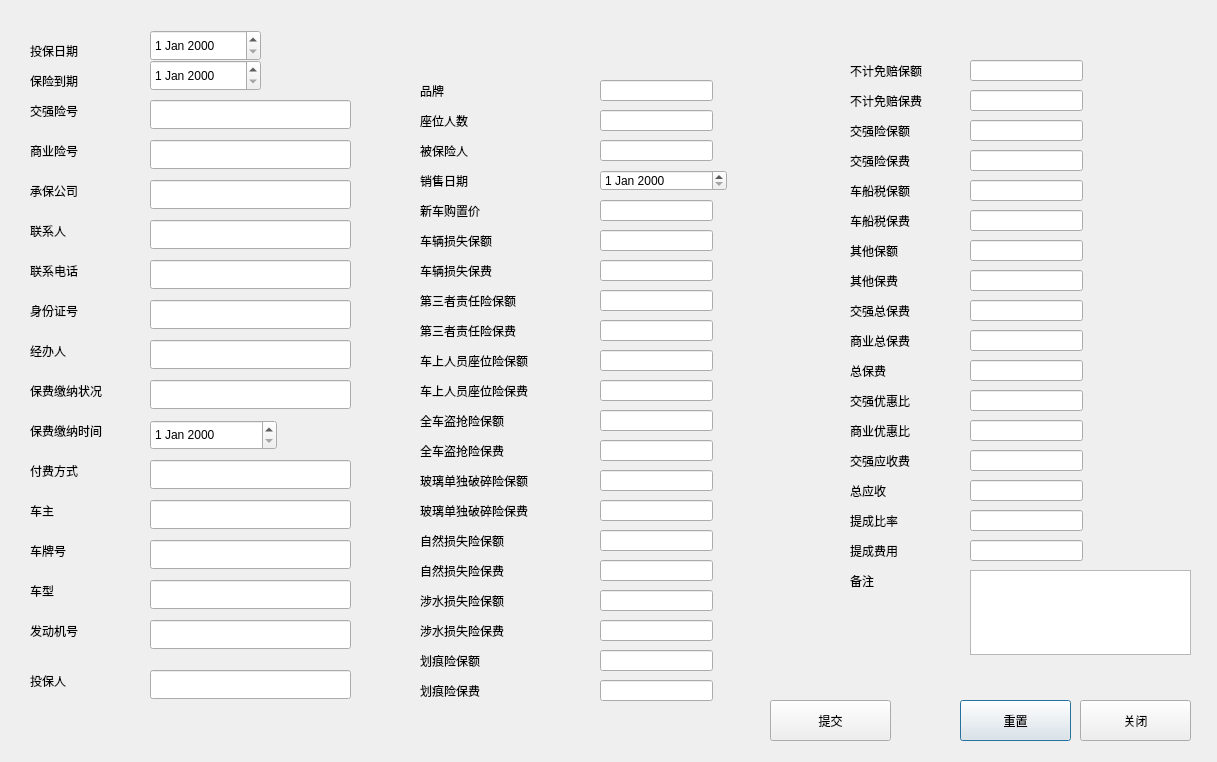
This is warrantinsertdialog.ui in Vaskka/DR_Projects as Qt 5 draws it before an edit. The edited form follows.
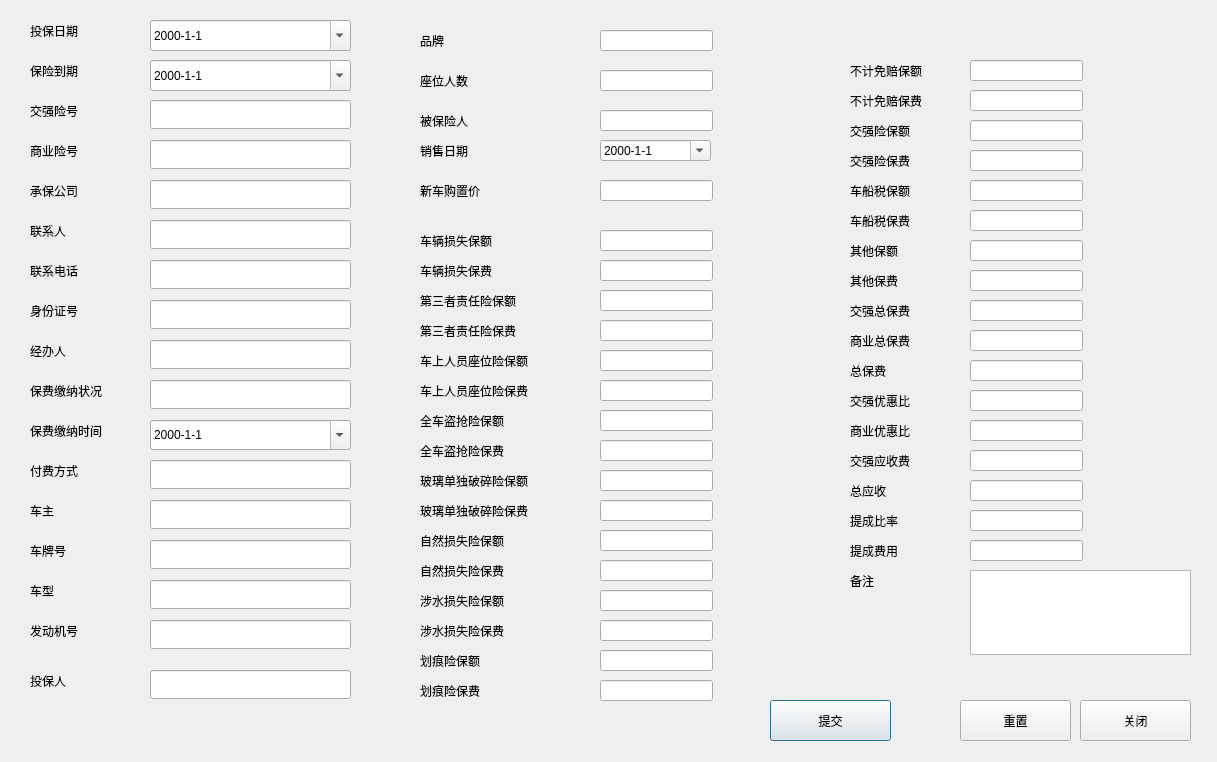
This is the edited form.

Patch:
```diff
--- a/warrantinsertdialog.ui
+++ b/warrantinsertdialog.ui
@@ -43,7 +43,7 @@
    <property name="geometry">
     <rect>
      <x>600</x>
-     <y>140</y>
+     <y>110</y>
      <width>113</width>
      <height>21</height>
     </rect>
@@ -76,7 +76,7 @@
    <property name="geometry">
     <rect>
      <x>600</x>
-     <y>80</y>
+     <y>30</y>
      <width>113</width>
      <height>21</height>
     </rect>
@@ -172,7 +172,7 @@
    <property name="geometry">
     <rect>
      <x>420</x>
-     <y>80</y>
+     <y>30</y>
      <width>101</width>
      <height>21</height>
     </rect>
@@ -304,7 +304,7 @@
    <property name="geometry">
     <rect>
      <x>420</x>
-     <y>170</y>
+     <y>140</y>
      <width>101</width>
      <height>21</height>
     </rect>
@@ -438,7 +438,7 @@
    <property name="geometry">
     <rect>
      <x>420</x>
-     <y>200</y>
+     <y>180</y>
      <width>101</width>
      <height>21</height>
     </rect>
@@ -579,7 +579,7 @@
    <property name="geometry">
     <rect>
      <x>600</x>
-     <y>110</y>
+     <y>70</y>
      <width>113</width>
      <height>21</height>
     </rect>
@@ -609,7 +609,7 @@
    <property name="geometry">
     <rect>
      <x>420</x>
-     <y>140</y>
+     <y>110</y>
      <width>101</width>
      <height>21</height>
     </rect>
@@ -645,7 +645,7 @@
    <property name="geometry">
     <rect>
      <x>600</x>
-     <y>200</y>
+     <y>180</y>
      <width>113</width>
      <height>21</height>
     </rect>
@@ -734,7 +734,7 @@
    <property name="geometry">
     <rect>
      <x>30</x>
-     <y>70</y>
+     <y>60</y>
      <width>80</width>
      <height>21</height>
     </rect>
@@ -747,11 +747,17 @@
    <property name="geometry">
     <rect>
      <x>150</x>
-     <y>30</y>
-     <width>111</width>
+     <y>20</y>
+     <width>201</width>
      <height>31</height>
     </rect>
    </property>
+   <property name="displayFormat">
+    <string>yyyy-M-d</string>
+   </property>
+   <property name="calendarPopup">
+    <bool>true</bool>
+   </property>
   </widget>
   <widget class="QLineEdit" name="lineEdit_8">
    <property name="geometry">
@@ -785,6 +791,9 @@
    <property name="text">
     <string>提交</string>
    </property>
+   <property name="default">
+    <bool>true</bool>
+   </property>
   </widget>
   <widget class="QLabel" name="label_49">
    <property name="geometry">
@@ -925,11 +934,17 @@
    <property name="geometry">
     <rect>
      <x>600</x>
-     <y>170</y>
-     <width>127</width>
+     <y>140</y>
+     <width>111</width>
      <height>21</height>
     </rect>
    </property>
+   <property name="displayFormat">
+    <string>yyyy-M-d</string>
+   </property>
+   <property name="calendarPopup">
+    <bool>true</bool>
+   </property>
   </widget>
   <widget class="QLabel" name="label_50">
    <property name="geometry">
@@ -1236,7 +1251,7 @@
    <property name="geometry">
     <rect>
      <x>30</x>
-     <y>40</y>
+     <y>20</y>
      <width>80</width>
      <height>21</height>
     </rect>
@@ -1249,7 +1264,7 @@
    <property name="geometry">
     <rect>
      <x>420</x>
-     <y>110</y>
+     <y>70</y>
      <width>101</width>
      <height>21</height>
     </rect>
@@ -1325,20 +1340,32 @@
     <rect>
      <x>150</x>
      <y>60</y>
-     <width>111</width>
+     <width>201</width>
      <height>31</height>
     </rect>
    </property>
+   <property name="displayFormat">
+    <string>yyyy-M-d</string>
+   </property>
+   <property name="calendarPopup">
+    <bool>true</bool>
+   </property>
   </widget>
   <widget class="QDateEdit" name="dateEdit_3">
    <property name="geometry">
     <rect>
      <x>150</x>
      <y>420</y>
-     <width>127</width>
+     <width>201</width>
      <height>30</height>
     </rect>
    </property>
+   <property name="displayFormat">
+    <string>yyyy-M-d</string>
+   </property>
+   <property name="calendarPopup">
+    <bool>true</bool>
+   </property>
   </widget>
  </widget>
  <resources/>
```
Left out of the diff: 112 changed lines with no effect on the pictures.
